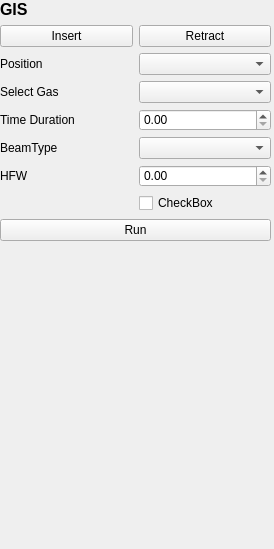
Qt form fibsem/ui/qtdesigner_files/FibsemGISWidget.ui (DeMarcoLab/fibsem) before a commit.
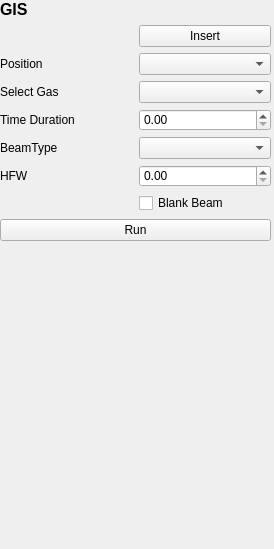
The same form after that commit.

Commit message: GIS widget stuff

```diff
--- a/fibsem/ui/qtdesigner_files/FibsemGISWidget.ui
+++ b/fibsem/ui/qtdesigner_files/FibsemGISWidget.ui
@@ -33,20 +33,6 @@
     <item row="6" column="1">
      <widget class="QDoubleSpinBox" name="hfw_spinbox"/>
     </item>
-    <item row="1" column="0">
-     <widget class="QPushButton" name="insertGIS_button">
-      <property name="text">
-       <string>Insert</string>
-      </property>
-     </widget>
-    </item>
-    <item row="1" column="1">
-     <widget class="QPushButton" name="retractGIS_button">
-      <property name="text">
-       <string>Retract</string>
-      </property>
-     </widget>
-    </item>
     <item row="2" column="1">
      <widget class="QComboBox" name="position_combobox"/>
     </item>
@@ -104,7 +90,7 @@
     <item row="7" column="1">
      <widget class="QCheckBox" name="checkBox">
       <property name="text">
-       <string>CheckBox</string>
+       <string>Blank Beam</string>
       </property>
      </widget>
     </item>
@@ -115,6 +101,20 @@
       </property>
      </widget>
     </item>
+    <item row="1" column="1">
+     <widget class="QPushButton" name="insertGIS_button">
+      <property name="text">
+       <string>Insert</string>
+      </property>
+     </widget>
+    </item>
+    <item row="1" column="0">
+     <widget class="QLabel" name="GIS_insert_status_label">
+      <property name="text">
+       <string/>
+      </property>
+     </widget>
+    </item>
    </layout>
   </widget>
  </widget>
```
The commit also changes 2 other files.
